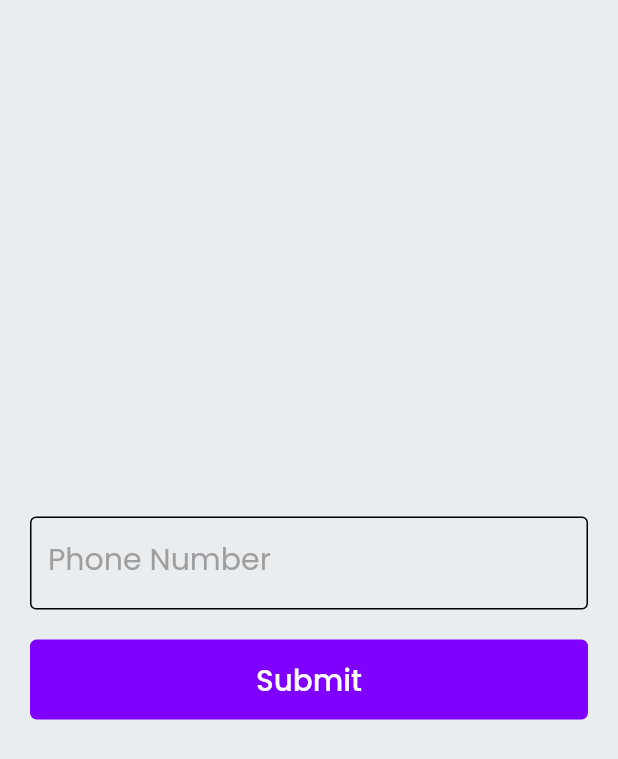
After one commit to hamidhosen42/F-TOUR-APPLICATION, a Flutter app: the SignUp screen opened by its route, after a tap on the "mobile screen share" icon, on a phone screen of 412 x 824 dp. The commit adds this screen. Shown: the top 759 px of the screen. Run offline on Flutter 3.47's test engine with Material 2 defaults, Android fonts, the light colour scheme and no system bars; our stand-ins replace better_player, carousel_slider, cloud_firestore, dots_indicator, firebase_auth, firebase_core and 10 more; missing offline and left inert: cloud_firestore_web, firebase_auth_web, firebase_core_web, firebase_storage_web, image_picker_for_web, launch_review and 3 more; accounts and stored records are empty; network calls fail.

Commit message:
add-phone-auth

```diff
--- /dev/null
+++ b/lib/screen/auth/phone_auth.dart
@@ -0,0 +1,36 @@
+// ignore_for_file: use_key_in_widget_constructors, prefer_const_constructors, prefer_const_literals_to_create_immutables, prefer_final_fields, must_be_immutable, unused_field, unused_local_variable
+import 'package:flutter/material.dart';
+
+import '../../back_end/phone_auth.dart';
+import '../../styles/style.dart';
+import '../../widgets/violetButton.dart';
+
+class PhoneAuth extends StatelessWidget {
+  TextEditingController _phoneController = TextEditingController();
+
+  @override
+  Widget build(BuildContext context) {
+    return Scaffold(
+      body: Center(
+        child: Padding(
+          padding: const EdgeInsets.all(20.0),
+          child: Column(
+            mainAxisAlignment: MainAxisAlignment.center,
+            children: [
+              TextFormField(
+                  controller: _phoneController,
+                  keyboardType: TextInputType.number,
+                  decoration: AppStyle().textFieldDecoration("Phone Number")),
+              SizedBox(
+                height: 20,
+              ),
+              VioletButton(
+                  "Submit",
+                  () =>AuthHelper().phoneAuth(_phoneController.text, context)),
+            ],
+          ),
+        ),
+      ),
+    );
+  }
+}
--- a/lib/screen/auth/sign_up.dart
+++ b/lib/screen/auth/sign_up.dart
@@ -1,5 +1,6 @@
 // ignore_for_file: use_key_in_widget_constructors, prefer_const_constructors, sort_child_properties_last, prefer_const_literals_to_create_immutables, unused_field, prefer_final_fields, must_be_immutable
 
+import 'package:flutter/cupertino.dart';
 import 'package:flutter/gestures.dart';
 import 'package:flutter/material.dart';
 import 'package:flutter_screenutil/flutter_screenutil.dart';
@@ -11,6 +12,7 @@ import 'package:tour_application/styles/style.dart';
 import '../../back_end/auth.dart';
 import '../../route/route.dart';
 import '../../widgets/violetButton.dart';
+import 'phone_auth.dart';
 
 class SignUp extends StatelessWidget {
   TextEditingController _emailController = TextEditingController();
@@ -81,6 +83,12 @@ class SignUp extends StatelessWidget {
                   IconButton(
                       onPressed: () {},
                       icon: Image.asset("assets/icons/facebook.png")),
+                  IconButton(
+                      onPressed: () {
+                        Navigator.push(context,
+                          MaterialPageRoute(builder: (_) => PhoneAuth()));
+                      },
+                      icon: Icon(Icons.mobile_screen_share_rounded,size: 40.sp,)),
                 ],
               ),
               SizedBox(
```
Also changed, not shown: lib/back_end/phone_auth.dart (added, +94 -0 lines), lib/route/route.dart (+5 -2 lines), lib/screen/auth/sign_in.dart (+7 -0 lines), lib/screen/main_home_screen.dart (+14 -3 lines).
